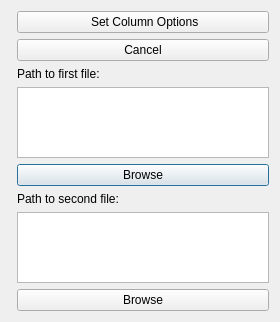
Qt form dialog.ui (tgys/csv-diff-gui) before a commit.
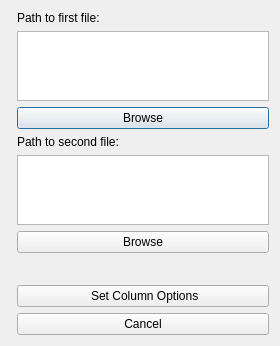
The same form after that commit.

Commit message: added column numbers to dialog2

```diff
--- a/dialog.ui
+++ b/dialog.ui
@@ -48,20 +48,33 @@
      </property>
     </widget>
    </item>
-   <item row="0" column="1">
+   <item row="9" column="1">
     <widget class="QPushButton" name="pushButton_3">
      <property name="text">
       <string> Set Column Options</string>
      </property>
     </widget>
    </item>
-   <item row="1" column="1">
+   <item row="11" column="1">
     <widget class="QPushButton" name="pushButton_4">
      <property name="text">
       <string>Cancel</string>
      </property>
     </widget>
    </item>
+   <item row="8" column="1">
+    <spacer name="horizontalSpacer">
+     <property name="orientation">
+      <enum>Qt::Horizontal</enum>
+     </property>
+     <property name="sizeHint" stdset="0">
+      <size>
+       <width>40</width>
+       <height>20</height>
+      </size>
+     </property>
+    </spacer>
+   </item>
   </layout>
  </widget>
  <resources/>
```
The commit also changes 2 other files.
